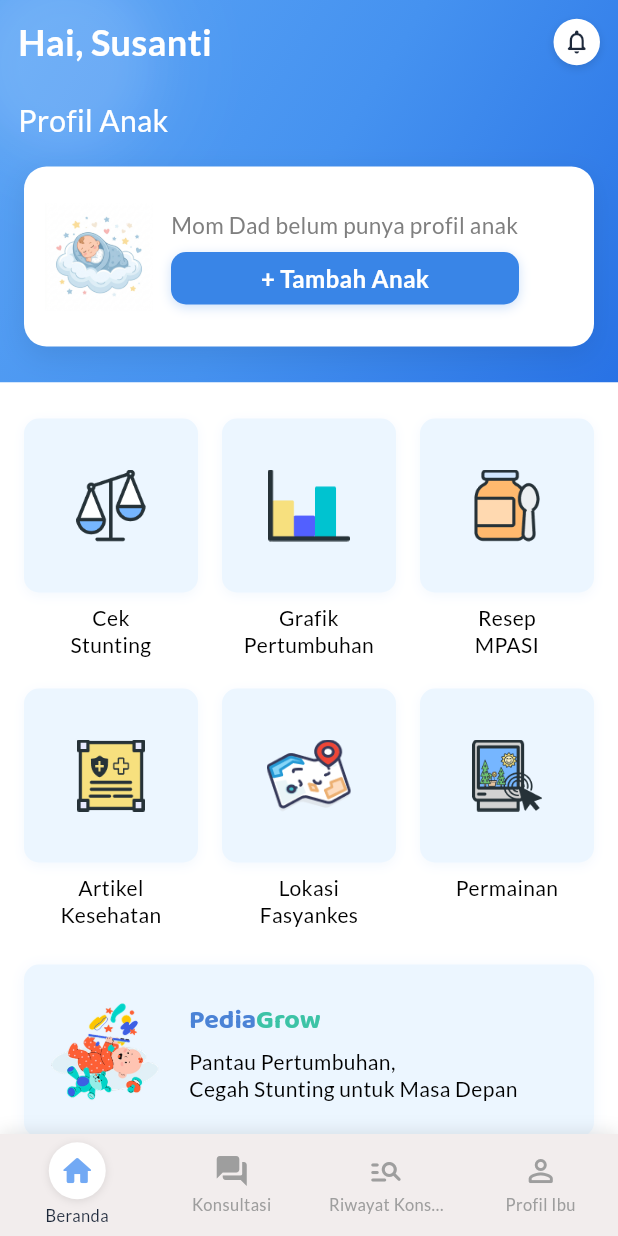
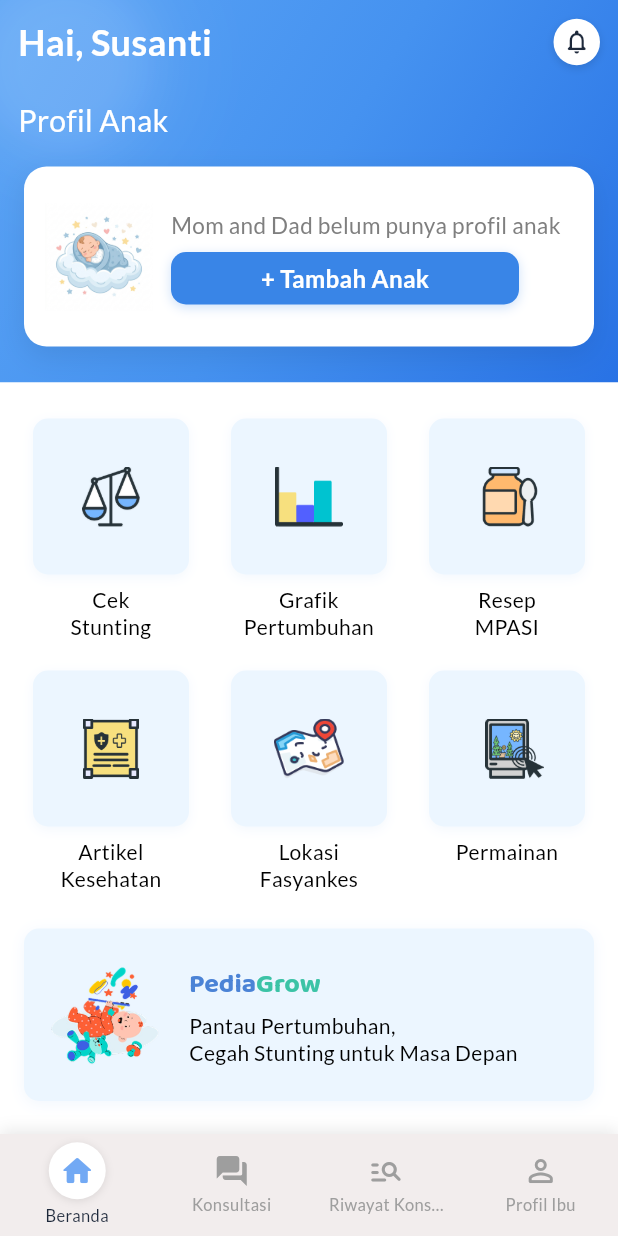
Before and after one commit to g41241543-lab/Pediagrow, a Flutter app: the BerandaPage screen opened directly, on a phone screen of 412 x 824 dp. Run offline on Flutter 3.47's test engine with Material 3 defaults, Android fonts, the phone set to English and light mode, and no system bars; our stand-ins replace google_fonts, image_picker, sqflite; accounts and stored records are empty.

Commit message:
Changes to be committed: 	modified:   lib/features/pengguna/beranda/beranda_page.dart

```diff
--- a/lib/features/pengguna/beranda/beranda_page.dart
+++ b/lib/features/pengguna/beranda/beranda_page.dart
@@ -97,6 +97,7 @@ class _BerandaPageState extends State<BerandaPage>
             // -------------------------------------------------------------
             _buildWhiteContentSection(context),
 
+            const SizedBox(height: 20), // jarak kecil sebelum ilustrasi footer
             // -------------------------------------------------------------
             // 3. ILUSTRASI PENUTUP FOOTER (Full-Bleed, Menempel ke Nav Bar)
             // -------------------------------------------------------------
@@ -310,7 +311,7 @@ class _BerandaPageState extends State<BerandaPage>
               children: [
                 // "Mom Dad belum punya profil anak" (Lato Regular 15, #7F7F7F)
                 Text(
-                  'Mom Dad belum punya profil anak',
+                  'Mom and Dad belum punya profil anak',
                   style: GoogleFonts.lato(
                     fontSize: 15,
                     fontWeight: FontWeight.normal,
@@ -418,6 +419,7 @@ class _BerandaPageState extends State<BerandaPage>
                 title: 'Resep\nMPASI',
                 imageAsset: 'assets/images/resep_mpasi_logo.png',
                 onTap: () => _navigateTo(const DaftarResepPage()),
+                logoOffsetX: 2,
               ),
             ),
           ],
@@ -450,6 +452,7 @@ class _BerandaPageState extends State<BerandaPage>
                 title: 'Permainan\n',
                 imageAsset: 'assets/images/permainan_logo.png',
                 onTap: () => _navigateTo(const GameMulaiPage()),
+                logoOffsetX: 5,
               ),
             ),
           ],
@@ -462,6 +465,10 @@ class _BerandaPageState extends State<BerandaPage>
     required String title,
     required String imageAsset,
     required VoidCallback onTap,
+    double cardInset =
+        6, // seberapa "dikecilkan" card-nya (kiri-kanan dalam kolom)
+    double imageSize = 40, // ukuran logo, dikecilkan mengikuti card
+    double logoOffsetX = 0, // geser logo ke kanan/kiri kalau logo tidak center
   }) {
     return GestureDetector(
       onTap: onTap,
@@ -470,8 +477,10 @@ class _BerandaPageState extends State<BerandaPage>
         mainAxisSize: MainAxisSize.min,
         crossAxisAlignment: CrossAxisAlignment.stretch,
         children: [
-          // Card Menu: sekarang berbentuk kotak (1:1), lebar mengikuti kolom
-          AspectRatio(
+          // Card Menu: dikecilkan via padding horizontal, tetap kotak (1:1)
+          Padding(
+            padding: EdgeInsets.symmetric(horizontal: cardInset),
+            child: AspectRatio(
               aspectRatio: 1,
               child: Container(
                 decoration: BoxDecoration(
@@ -486,7 +495,15 @@ class _BerandaPageState extends State<BerandaPage>
                   ],
                 ),
                 alignment: Alignment.center,
-              child: Image.asset(imageAsset, height: 48, fit: BoxFit.contain),
+                child: Transform.translate(
+                  offset: Offset(logoOffsetX, 0),
+                  child: Image.asset(
+                    imageAsset,
+                    height: imageSize,
+                    fit: BoxFit.contain,
+                  ),
+                ),
+              ),
             ),
           ),
           const SizedBox(height: 8),
```
Lines whose indentation alone changed are shown as unchanged.
